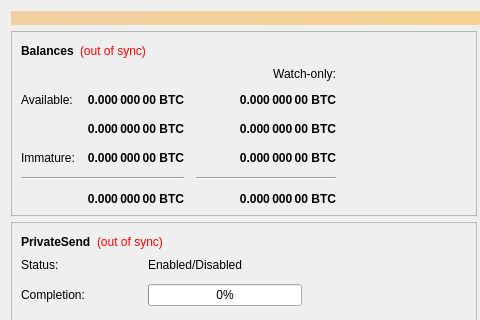
This is src/qt/forms/overviewpage.ui in devilking6105/HTH as Qt 5 draws it before an edit; both pictures show x 0 to 480 and y 0 to 320 of the 960 by 585 pixel window. The edited form follows.
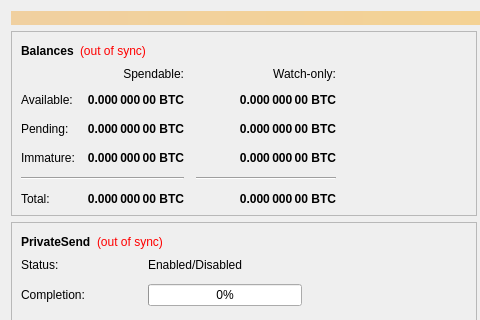
This is the edited form.

The edit to the form file:
```diff
--- a/src/qt/forms/overviewpage.ui
+++ b/src/qt/forms/overviewpage.ui
@@ -207,7 +207,7 @@
             <item row="5" column="0">
              <widget class="QLabel" name="labelTotalText">
               <property name="text">
-                <font color= "#debf12"><string>Total:</string> </font>
+                <string>Total:</string>
               </property>
              </widget>
             </item>
@@ -376,14 +376,14 @@
             <item row="2" column="0">
              <widget class="QLabel" name="labelPendingText">
               <property name="text">
-                <font color= "#debf12"><string>Pending:</string> </font>
+                <string>Pending:</string>
                 </property>
              </widget>
             </item>
             <item row="0" column="1">
              <widget class="QLabel" name="labelSpendable">
               <property name="text">
-               <font color= "#debf12"><string>Spendable:</string> </font>
+               <string>Spendable:</string>
               </property>
               <property name="alignment">
                <set>Qt::AlignRight|Qt::AlignTrailing|Qt::AlignVCenter</set>
```
